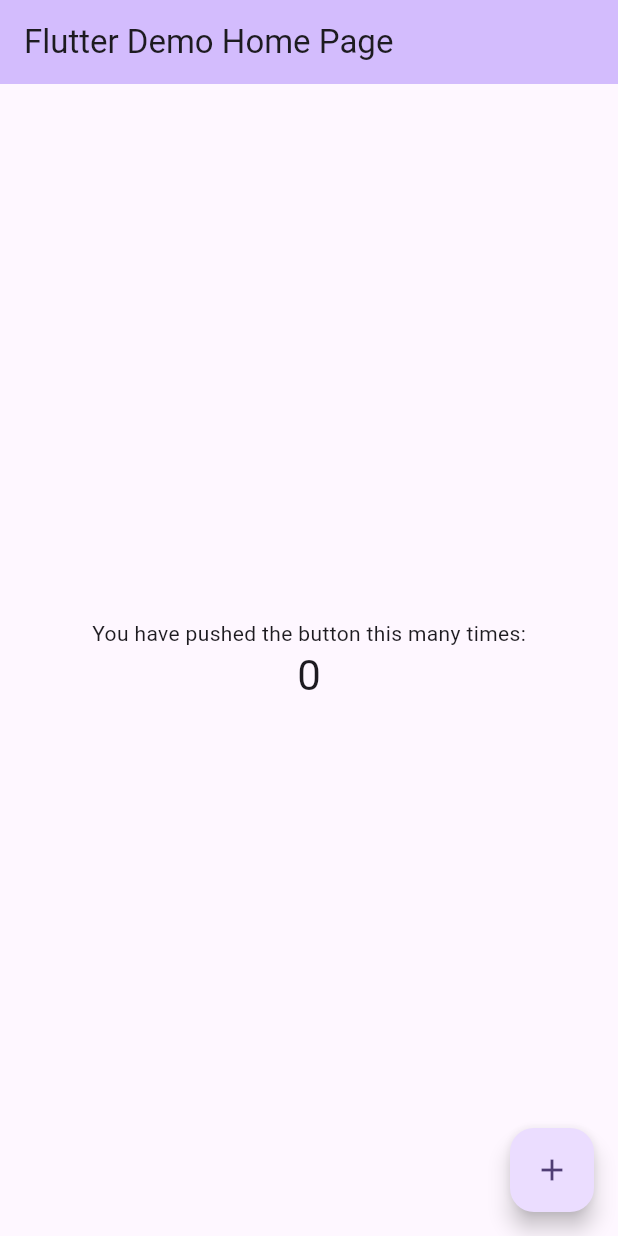
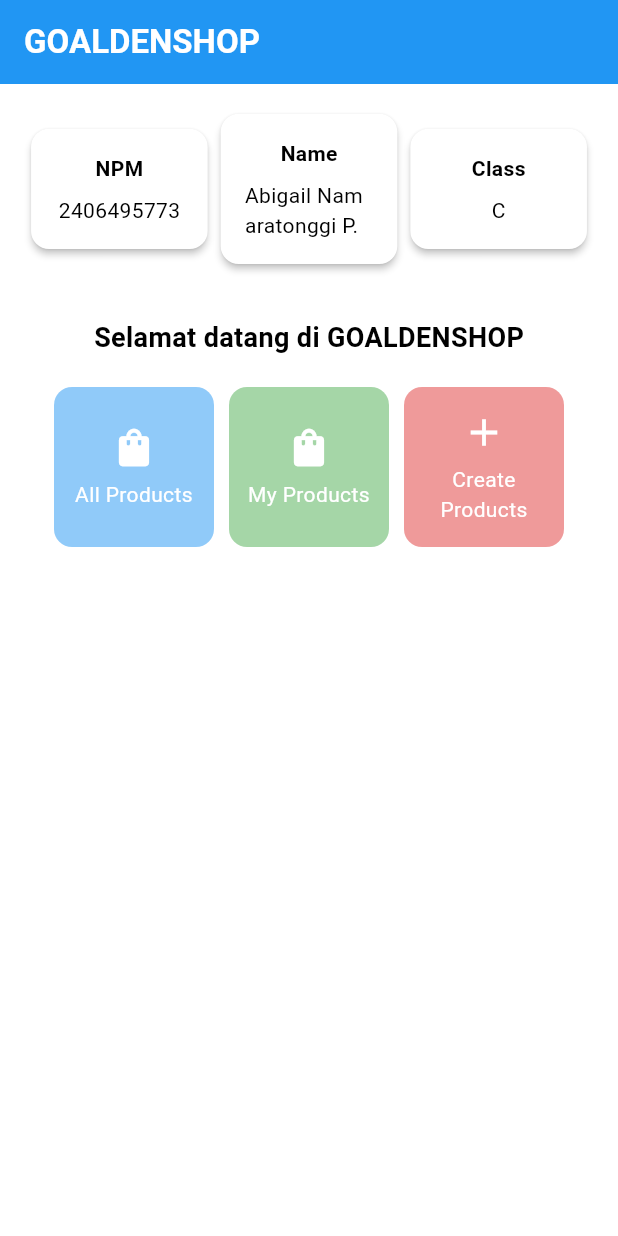
Before and after one commit to namarabigail/goalden-shop-mobile, a Flutter app: the screen it shows after launch, on a phone screen of 412 x 824 dp. Run offline on Flutter 3.47's test engine with Material 3 defaults, Android fonts, the phone set to English and light mode, and no system bars.

Commit message:
Implement button and snackbar

```diff
--- a/lib/main.dart
+++ b/lib/main.dart
@@ -1,4 +1,5 @@
 import 'package:flutter/material.dart';
+import 'package:goalden_shop/menu.dart';
 
 void main() {
   runApp(const MyApp());
@@ -28,95 +29,10 @@
         //
         // This works for code too, not just values: Most code changes can be
         // tested with just a hot reload.
-        colorScheme: ColorScheme.fromSeed(seedColor: Colors.deepPurple),
+        colorScheme: ColorScheme.fromSwatch(primarySwatch: Colors.blue)
+        .copyWith(secondary: Colors.blueAccent[100]),
       ),
-      home: const MyHomePage(title: 'Flutter Demo Home Page'),
+      home: MyHomePage(),
     );
   }
 }
-
-class MyHomePage extends StatefulWidget {
-  const MyHomePage({super.key, required this.title});
-
-  // This widget is the home page of your application. It is stateful, meaning
-  // that it has a State object (defined below) that contains fields that affect
-  // how it looks.
-
-  // This class is the configuration for the state. It holds the values (in this
-  // case the title) provided by the parent (in this case the App widget) and
-  // used by the build method of the State. Fields in a Widget subclass are
-  // always marked "final".
-
-  final String title;
-
-  @override
-  State<MyHomePage> createState() => _MyHomePageState();
-}
-
-class _MyHomePageState extends State<MyHomePage> {
-  int _counter = 0;
-
-  void _incrementCounter() {
-    setState(() {
-      // This call to setState tells the Flutter framework that something has
-      // changed in this State, which causes it to rerun the build method below
-      // so that the display can reflect the updated values. If we changed
-      // _counter without calling setState(), then the build method would not be
-      // called again, and so nothing would appear to happen.
-      _counter++;
-    });
-  }
-
-  @override
-  Widget build(BuildContext context) {
-    // This method is rerun every time setState is called, for instance as done
-    // by the _incrementCounter method above.
-    //
-    // The Flutter framework has been optimized to make rerunning build methods
-    // fast, so that you can just rebuild anything that needs updating rather
-    // than having to individually change instances of widgets.
-    return Scaffold(
-      appBar: AppBar(
-        // TRY THIS: Try changing the color here to a specific color (to
-        // Colors.amber, perhaps?) and trigger a hot reload to see the AppBar
-        // change color while the other colors stay the same.
-        backgroundColor: Theme.of(context).colorScheme.inversePrimary,
-        // Here we take the value from the MyHomePage object that was created by
-        // the App.build method, and use it to set our appbar title.
-        title: Text(widget.title),
-      ),
-      body: Center(
-        // Center is a layout widget. It takes a single child and positions it
-        // in the middle of the parent.
-        child: Column(
-          // Column is also a layout widget. It takes a list of children and
-          // arranges them vertically. By default, it sizes itself to fit its
-          // children horizontally, and tries to be as tall as its parent.
-          //
-          // Column has various properties to control how it sizes itself and
-          // how it positions its children. Here we use mainAxisAlignment to
-          // center the children vertically; the main axis here is the vertical
-          // axis because Columns are vertical (the cross axis would be
-          // horizontal).
-          //
-          // TRY THIS: Invoke "debug painting" (choose the "Toggle Debug Paint"
-          // action in the IDE, or press "p" in the console), to see the
-          // wireframe for each widget.
-          mainAxisAlignment: MainAxisAlignment.center,
-          children: <Widget>[
-            const Text('You have pushed the button this many times:'),
-            Text(
-              '$_counter',
-              style: Theme.of(context).textTheme.headlineMedium,
-            ),
-          ],
-        ),
-      ),
-      floatingActionButton: FloatingActionButton(
-        onPressed: _incrementCounter,
-        tooltip: 'Increment',
-        child: const Icon(Icons.add),
-      ), // This trailing comma makes auto-formatting nicer for build methods.
-    );
-  }
-}
--- /dev/null
+++ b/lib/menu.dart
@@ -0,0 +1,193 @@
+import 'package:flutter/material.dart';
+
+class MyHomePage extends StatelessWidget {
+  MyHomePage({super.key});
+
+  final String nama = "Abigail Namaratonggi P."; //nama
+  final String npm = "2406495773"; //npm
+  final String kelas = "C"; //kelas
+  final List<ItemHomepage> items = [
+    ItemHomepage("All Products", Icons.shopping_bag),
+    ItemHomepage("My Products", Icons.shopping_bag),
+    ItemHomepage("Create Products", Icons.add),
+  ];
+
+  @override
+    Widget build(BuildContext context) {
+        return Scaffold(
+         // AppBar adalah bagian atas halaman yang menampilkan judul.
+      appBar: AppBar(
+        title: const Text(
+          'GOALDENSHOP',
+          style: TextStyle(
+            color: Colors.white,
+            fontWeight: FontWeight.bold,
+          ),
+        ),
+        // Warna latar belakang AppBar diambil dari skema warna tema aplikasi.
+        backgroundColor: Theme.of(context).colorScheme.primary,
+      ),
+      // Body halaman dengan padding di sekelilingnya.
+      body: Padding(
+        padding: const EdgeInsets.all(16.0),
+        // Menyusun widget secara vertikal dalam sebuah kolom.
+        child: Column(
+          crossAxisAlignment: CrossAxisAlignment.center,
+          children: [
+            // Row untuk menampilkan 3 InfoCard secara horizontal.
+            Row(
+              mainAxisAlignment: MainAxisAlignment.spaceEvenly,
+              children: [
+                InfoCard(title: 'NPM', content: npm),
+                InfoCard(title: 'Name', content: nama),
+                InfoCard(title: 'Class', content: kelas),
+              ],
+            ),
+
+            // Memberikan jarak vertikal 16 unit.
+            const SizedBox(height: 16.0),
+
+            // Menempatkan widget berikutnya di tengah halaman.
+            Center(
+              child: Column(
+                // Menyusun teks dan grid item secara vertikal.
+
+                children: [
+                  // Menampilkan teks sambutan dengan gaya tebal dan ukuran 18.
+                  const Padding(
+                    padding: EdgeInsets.only(top: 16.0),
+                    child: Text(
+                      'Selamat datang di GOALDENSHOP',
+                      style: TextStyle(
+                        fontWeight: FontWeight.bold,
+                        fontSize: 18.0,
+                      ),
+                    ),
+                  ),
+
+                  // Grid untuk menampilkan ItemCard dalam bentuk grid 3 kolom.
+                  GridView.count(
+                    primary: true,
+                    padding: const EdgeInsets.all(20),
+                    crossAxisSpacing: 10,
+                    mainAxisSpacing: 10,
+                    crossAxisCount: 3,
+                    // Agar grid menyesuaikan tinggi kontennya.
+                    shrinkWrap: true,
+
+                    // Menampilkan ItemCard untuk setiap item dalam list items.
+                    children: items.map((ItemHomepage item) {
+                      return ItemCard(item);
+                    }).toList(),
+                  ),
+                ],
+              ),
+            ),
+          ],
+        ),
+      ),
+    );
+  }
+}
+
+class InfoCard extends StatelessWidget {
+  // Kartu informasi yang menampilkan title dan content.
+
+  final String title;  // Judul kartu.
+  final String content;  // Isi kartu.
+
+  const InfoCard({super.key, required this.title, required this.content});
+
+  @override
+  Widget build(BuildContext context) {
+    return Card(
+      // Membuat kotak kartu dengan bayangan dibawahnya.
+      elevation: 2.0,
+      child: Container(
+        // Mengatur ukuran dan jarak di dalam kartu.
+        width: MediaQuery.of(context).size.width / 3.5, // menyesuaikan dengan lebar device yang digunakan.
+        padding: const EdgeInsets.all(16.0),
+        // Menyusun title dan content secara vertikal.
+        child: Column(
+          children: [
+            Text(
+              title,
+              style: const TextStyle(fontWeight: FontWeight.bold),
+            ),
+            const SizedBox(height: 8.0),
+            Text(content),
+          ],
+        ),
+      ),
+    );
+  }
+}
+
+class ItemHomepage {
+  final String name;
+  final IconData icon;
+
+  ItemHomepage(this.name, this.icon);
+}
+
+class ItemCard extends StatelessWidget {
+  // Menampilkan kartu dengan ikon dan nama.
+  final ItemHomepage item;
+
+  const ItemCard(this.item, {super.key});
+  @override
+  Widget build(BuildContext context) {
+    Color backgroundColor;
+    if (item.name == "All Products") {
+      backgroundColor = Colors.blue.shade200;
+    } else if (item.name == "My Products") {
+      backgroundColor = Colors.green.shade200;
+    } else if (item.name == "Create Products") {
+      backgroundColor = Colors.red.shade200;
+    } else {
+      backgroundColor = Colors.grey;
+    }
+
+    return Material(
+      // Menentukan warna latar belakang dari tema aplikasi.
+      color: backgroundColor,
+      // Membuat sudut kartu melengkung.
+      borderRadius: BorderRadius.circular(12),
+
+      child: InkWell(
+        // Aksi ketika kartu ditekan.
+        onTap: () {
+          // Menampilkan pesan SnackBar saat kartu ditekan.
+          ScaffoldMessenger.of(context)
+            ..hideCurrentSnackBar()
+            ..showSnackBar(
+              SnackBar(content: Text("Kamu telah menekan tombol ${item.name}!"))
+            );
+        },
+        // Container untuk menyimpan Icon dan Text
+        child: Container(
+          padding: const EdgeInsets.all(8),
+          child: Center(
+            child: Column(
+              // Menyusun ikon dan teks di tengah kartu.
+              mainAxisAlignment: MainAxisAlignment.center,
+              children: [
+                Icon(
+                  item.icon,
+                  color: Colors.white,
+                  size: 30.0,
+                ),
+                const Padding(padding: EdgeInsets.all(3)),
+                Text(
+                  item.name,
+                  textAlign: TextAlign.center,
+                  style: const TextStyle(color: Colors.white),
+                ),
+              ],
+            ),
+          ),
+        ),
+      ),
+    );
+  }
+}
```
